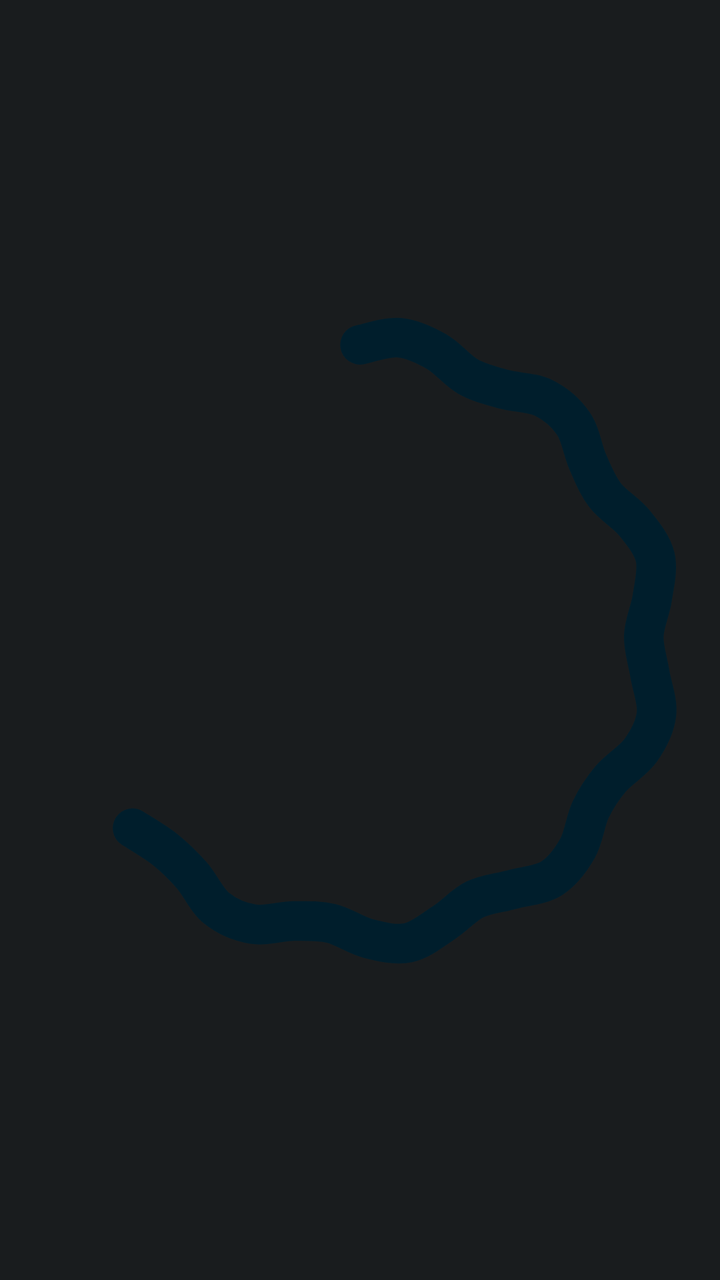
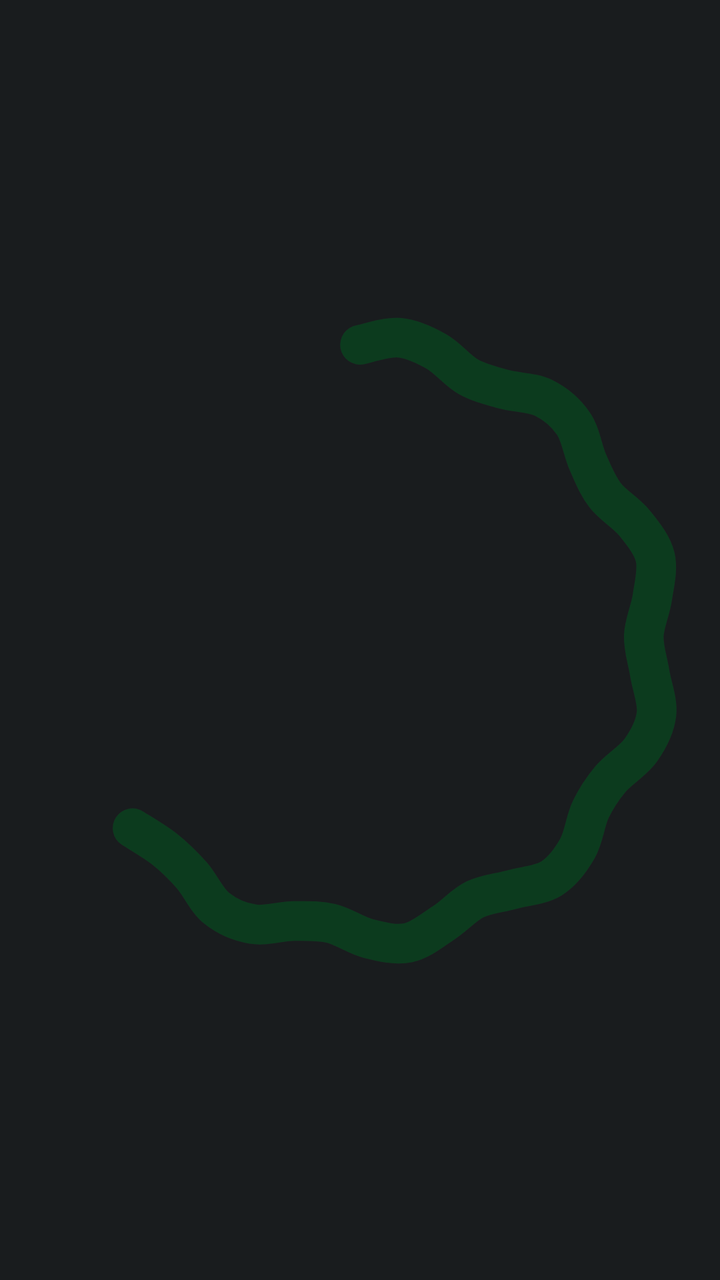

Two renders of the same Android screen: before a commit and after it. Below are the layout's source before the change and the commit's diff.
<!-- AndroidManifest.xml: application theme AppTheme -->
<!-- res/layout/wave_64.xml -->
<?xml version="1.0" encoding="utf-8"?>
<ProgressBar xmlns:android="http://schemas.android.com/apk/res/android"
    android:id="@+id/wave"
    android:layout_width="120dp"
    android:layout_height="120dp"
    android:layout_gravity="center"
    android:indeterminate="true"
    android:indeterminateBehavior="repeat"
    android:indeterminateDuration="1600"
    android:indeterminateDrawable="@drawable/charge_wave_64"
    android:indeterminateTint="@color/g_on_primary_c"
    android:indeterminateTintMode="src_in" />
<!-- resources referenced by this layout -->
<resources>
  <color name="g_on_primary_c">@android:color/system_accent1_900</color>
  <!-- drawable charge_wave_64: vector/xml drawable (drawable, 46921 chars, omitted) -->
  <style name="AppTheme" parent="@android:style/Theme.DeviceDefault.NoActionBar">
          <item name="android:windowBackground">@color/ui_bg</item>
          <item name="android:statusBarColor">@android:color/transparent</item>
          <item name="android:navigationBarColor">@android:color/transparent</item>
          <item name="android:windowLightStatusBar">false</item>
          <item name="android:windowLightNavigationBar">false</item>
      </style>
  <color name="ui_bg">@android:color/system_neutral1_900</color>
</resources>

<!-- the commit's change to res/layout/wave_64.xml (unified diff, before → after) -->
@@ -8,5 +8,5 @@
     android:indeterminateBehavior="repeat"
     android:indeterminateDuration="1600"
     android:indeterminateDrawable="@drawable/charge_wave_64"
-    android:indeterminateTint="@color/g_on_primary_c"
+    android:indeterminateTint="@color/g_on_charge"
     android:indeterminateTintMode="src_in" />
<!-- resource entries referenced after the edit -->
@@ -1,6 +1,6 @@
 <!-- resources referenced by this layout -->
 <resources>
-  <color name="g_on_primary_c">@android:color/system_accent1_900</color>
+  <color name="g_on_charge">#FF0C3B1E</color>
   <!-- drawable charge_wave_64: vector/xml drawable (drawable, 46921 chars, omitted) -->
   <style name="AppTheme" parent="@android:style/Theme.DeviceDefault.NoActionBar">
           <item name="android:windowBackground">@color/ui_bg</item>
